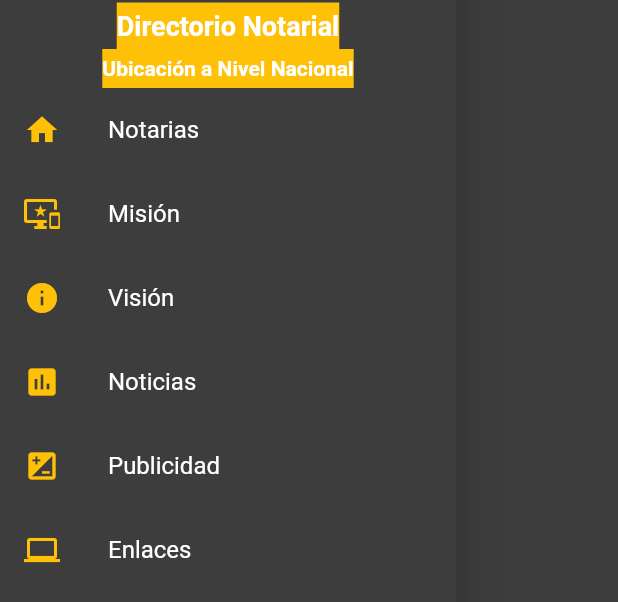
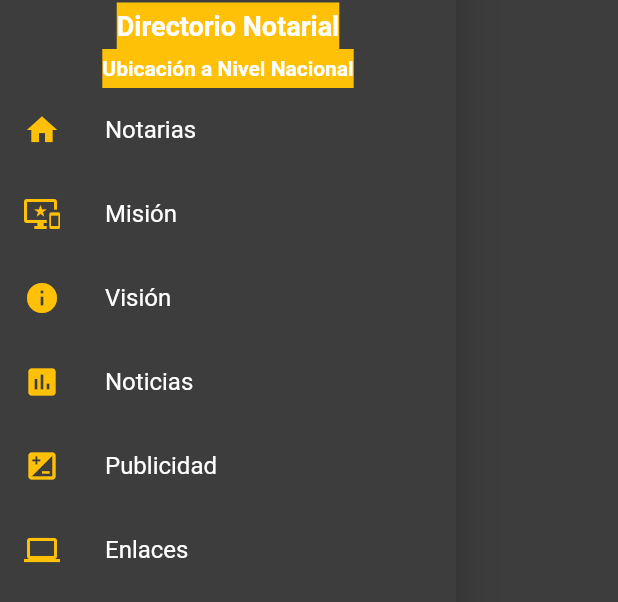
Before and after one commit to awsalcedo/notarias, a Flutter app: the MenuLateral widget shown alone on an empty page, opened directly, on a phone screen of 412 x 824 dp. Shown: the part 251-853 px from the top of the screen. Run offline on Flutter 3.47's test engine with Material 2 defaults, Android fonts, the phone set to English and light mode, and no system bars.

Commit message:
Crear items del menu lateral

```diff
--- a/lib/src/widgets/menu_lateral.dart
+++ b/lib/src/widgets/menu_lateral.dart
@@ -1,6 +1,7 @@
 import 'package:flutter/material.dart';
 import 'package:notarias/src/pages/enlaces_page.dart';
 import 'package:notarias/src/pages/home_page.dart';
+import 'package:notarias/src/pages/mision_page.dart';
 
 class MenuLateral extends StatelessWidget {
   //const MenuLateral({Kegy key}) : super(key: key);
@@ -43,35 +44,35 @@ class MenuLateral extends StatelessWidget {
 
             ],
           ),
-          ListTile(
-            leading: Icon(Icons.home, color: Color.fromRGBO(255, 193, 7, 1)),
-            title: Text('Notarias', style: TextStyle(color: Colors.white,)),
-            onTap: () => Navigator.pushReplacementNamed(context, HomePage.routeName),
+          _crearDrawerItem(
+            icono: Icons.home,
+            titulo: 'Notarias',
+            onTap: () => Navigator.pushReplacementNamed(context, HomePage.routeName)
           ),
-          ListTile(
-            leading: Icon(Icons.important_devices, color: Color.fromRGBO(255, 193, 7, 1)),
-            title: Text('Misión', style: TextStyle(color: Colors.white),),
-            onTap: (){},
+          _crearDrawerItem(
+            icono: Icons.important_devices,
+            titulo: 'Misión',
+            onTap: () => Navigator.pushReplacementNamed(context, MisionPage.routeName)
           ),
-          ListTile(
-            leading: Icon(Icons.info, color: Color.fromRGBO(255, 193, 7, 1)),
-            title: Text('Visión', style: TextStyle(color: Colors.white),),
-            onTap: (){},
+          _crearDrawerItem(
+            icono: Icons.info,
+            titulo: 'Visión',
+            onTap: () {}
           ),
-          ListTile(
-            leading: Icon(Icons.insert_chart, color: Color.fromRGBO(255, 193, 7, 1)),
-            title: Text('Noticias', style: TextStyle(color: Colors.white),),
-            onTap: (){},
+          _crearDrawerItem(
+            icono: Icons.insert_chart,
+            titulo: 'Noticias',
+            onTap: (){}
           ),
-          ListTile(
-            leading: Icon(Icons.iso, color: Color.fromRGBO(255, 193, 7, 1)),
-            title: Text('Publicidad', style: TextStyle(color: Colors.white),),
-            onTap: (){},
+          _crearDrawerItem(
+            icono: Icons.iso,
+            titulo: 'Publicidad',
+            onTap: (){}
           ),
-          ListTile(
-            leading: Icon(Icons.laptop, color: Color.fromRGBO(255, 193, 7, 1)),
-            title: Text('Enlaces', style: TextStyle(color: Colors.white)),
-            onTap: () => Navigator.pushReplacementNamed(context, EnlacesPage.routeName),
+          _crearDrawerItem(
+            icono: Icons.laptop,
+            titulo: 'Enlaces',
+            onTap: () => Navigator.pushReplacementNamed(context, EnlacesPage.routeName)
           )
         ],
       ),
@@ -108,4 +109,19 @@ Widget _crearCabeceraDrawer () {
   );
 }
 
+Widget _crearDrawerItem ({IconData icono, String titulo, GestureTapCallback onTap}) {
+  return ListTile(
+    title: Row(
+      children: <Widget>[
+        Icon(icono, color: Color.fromRGBO(255, 193, 7, 1)),
+        Padding(
+          padding: EdgeInsets.only(left: 30.0),
+          child: Text(titulo, style: TextStyle(color: Colors.white),),
+        )
+      ],
+    ),
+    onTap: onTap,
+  );
 }
+
+}
```
